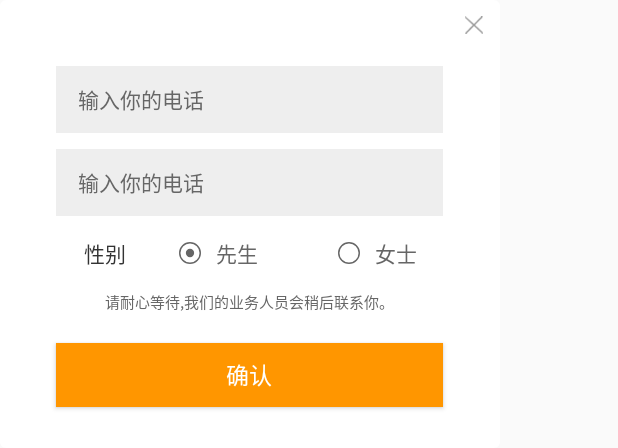
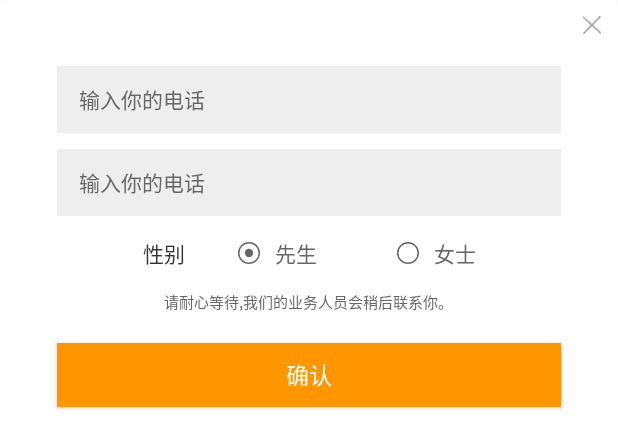
Before and after one commit to Kenway090704/QProj, an Android app: the layout dialog_konw.xml on its own in the app's theme, with its tools: preview values and no code run, on a phone screen of 412 x 824 dp. Shown: the top 448 px of the screen. Run offline under Robolectric (Android 15) with nearby library versions, the phone set to English and light mode, and no system bars.

Commit message:
修改指示器和tab,对话框的适配问题,待测试

```diff
--- a/app/src/main/res/drawable/ic_indicator_circle_s.xml
+++ b/app/src/main/res/drawable/ic_indicator_circle_s.xml
@@ -1,4 +1,4 @@
-<vector android:height="7dp" android:viewportHeight="21.0"
-    android:viewportWidth="21.0" android:width="7dp" xmlns:android="http://schemas.android.com/apk/res/android">
+<vector android:height="@dimen/y14" android:viewportHeight="21.0"
+    android:viewportWidth="21.0" android:width="@dimen/y14" xmlns:android="http://schemas.android.com/apk/res/android">
     <path android:fillColor="#FF9600" android:pathData="M10.5,10.5m-10.5,0a10.5,10.5 0,1 1,21 0a10.5,10.5 0,1 1,-21 0"/>
 </vector>
--- a/app/src/main/res/layout/activity_main.xml
+++ b/app/src/main/res/layout/activity_main.xml
@@ -22,12 +22,10 @@
                 android:layout_width="match_parent"
                 android:layout_height="@dimen/y300" />
 
-
-
             <android.support.design.widget.TabLayout
                 android:id="@+id/acty_main_tab"
                 android:layout_width="@dimen/x800"
-                android:layout_height="@dimen/x80"
+                android:layout_height="@dimen/y80"
                 app:tabMode="fixed"
                 app:tabBackground="@drawable/selector_tab_bg"
                 app:tabIndicatorHeight="0dp"
--- a/app/src/main/res/layout/dialog_konw.xml
+++ b/app/src/main/res/layout/dialog_konw.xml
@@ -3,14 +3,14 @@
 <RelativeLayout
     xmlns:android="http://schemas.android.com/apk/res/android"
     xmlns:app="http://schemas.android.com/apk/res-auto"
-    android:layout_width="wrap_content"
-    android:layout_height="@dimen/y560"
+    android:layout_width="match_parent"
+    android:layout_height="match_parent"
     android:background="@color/common_bg_trans"
     >
 <LinearLayout xmlns:android="http://schemas.android.com/apk/res/android"
     xmlns:app="http://schemas.android.com/apk/res-auto"
-    android:layout_width="@dimen/x667"
-    android:layout_height="wrap_content"
+    android:layout_width="match_parent"
+    android:layout_height="match_parent"
     android:gravity="center_horizontal"
     android:background="@drawable/shape_dialog_bg"
     android:orientation="vertical">
@@ -32,7 +32,7 @@
     </LinearLayout>
 
     <EditText
-        android:layout_width="@dimen/x516"
+        android:layout_width="match_parent"
         android:layout_marginLeft="@dimen/x76"
         android:layout_marginRight="@dimen/x76"
         android:layout_height="@dimen/y84"
@@ -45,7 +45,7 @@
         android:textSize="@dimen/comm_tv_14" />
 
     <EditText
-        android:layout_width="@dimen/x516"
+        android:layout_width="match_parent"
         android:layout_marginLeft="@dimen/x76"
         android:layout_marginRight="@dimen/x76"
         android:layout_height="@dimen/y84"
@@ -100,7 +100,7 @@
     <Button
 
         android:id="@+id/dialog_konw_btn"
-        android:layout_width="@dimen/x516"
+        android:layout_width="match_parent"
         android:layout_marginLeft="@dimen/x76"
         android:layout_marginRight="@dimen/x76"
         android:layout_height="@dimen/y80"
```
Also changed, not shown: app/src/main/java/com/aoben/qproj/ui/MainActivity.java (+15 -0 lines), app/src/main/java/com/aoben/qproj/util/UIHelper.java (+22 -0 lines), app/src/main/java/com/aoben/qproj/widget/CustomDialog.java (+17 -0 lines).
